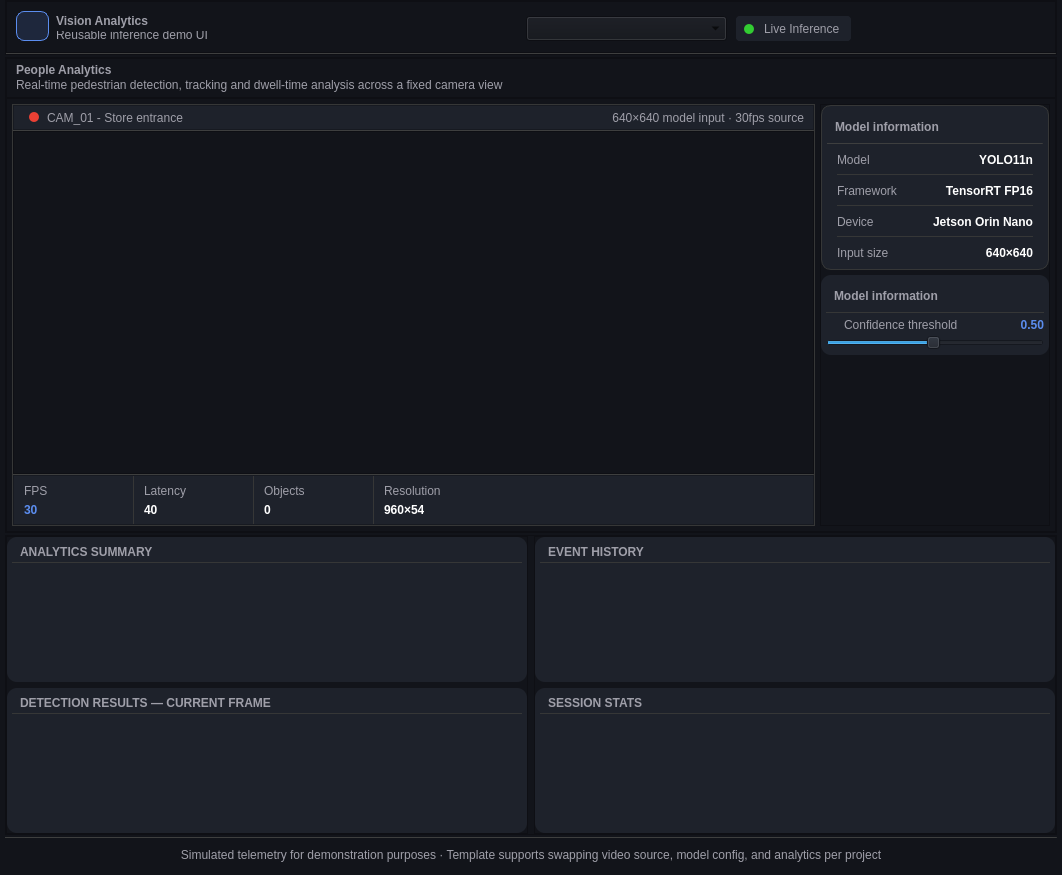
First picture: the form in ui/analytics_demo.ui, repository ansBangon98/VisionAI-Platform, before the edit.
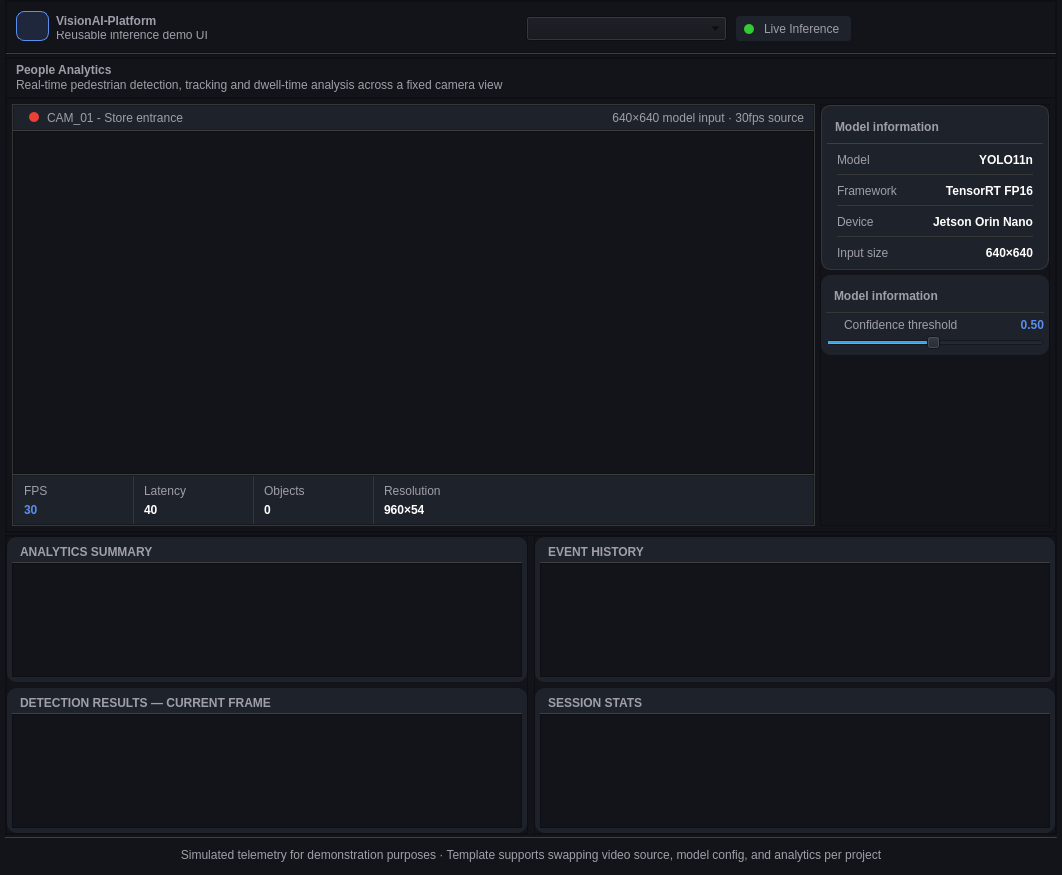
Second picture: the form after the edit. Icons and pictures are not drawn.

```diff
--- a/ui/analytics_demo.ui
+++ b/ui/analytics_demo.ui
@@ -167,7 +167,7 @@
           <string notr="true">color: #9F9FA9;</string>
          </property>
          <property name="text">
-          <string>Vision Analytics</string>
+          <string>VisionAI-Platform</string>
          </property>
         </widget>
         <widget class="QComboBox" name="cbo_selected_test">
@@ -2294,7 +2294,7 @@
            <property name="minimumSize">
             <size>
              <width>0</width>
-             <height>80</height>
+             <height>145</height>
             </size>
            </property>
            <property name="maximumSize">
@@ -2304,8 +2304,10 @@
             </size>
            </property>
            <property name="styleSheet">
-            <string notr="true">background-color:#1e222b;
-border-radius: 10px;</string>
+            <string notr="true">#frame_18{
+	background-color:#1e222b;
+	border-radius: 10px;
+}</string>
            </property>
            <property name="frameShape">
             <enum>QFrame::Shape::StyledPanel</enum>
@@ -2400,7 +2402,7 @@
            <property name="minimumSize">
             <size>
              <width>0</width>
-             <height>80</height>
+             <height>145</height>
             </size>
            </property>
            <property name="maximumSize">
@@ -2410,8 +2412,10 @@
             </size>
            </property>
            <property name="styleSheet">
-            <string notr="true">background-color:#1e222b;
-border-radius: 10px;</string>
+            <string notr="true">#frame_19{
+	background-color:#1e222b;
+	border-radius: 10px;
+}</string>
            </property>
            <property name="frameShape">
             <enum>QFrame::Shape::StyledPanel</enum>
@@ -2530,7 +2534,7 @@
            <property name="minimumSize">
             <size>
              <width>0</width>
-             <height>80</height>
+             <height>145</height>
             </size>
            </property>
            <property name="maximumSize">
@@ -2540,8 +2544,10 @@
             </size>
            </property>
            <property name="styleSheet">
-            <string notr="true">background-color:#1e222b;
-border-radius: 10px;</string>
+            <string notr="true">#frame_21{
+	background-color:#1e222b;
+	border-radius: 10px;
+}</string>
            </property>
            <property name="frameShape">
             <enum>QFrame::Shape::StyledPanel</enum>
@@ -2636,7 +2642,7 @@
            <property name="minimumSize">
             <size>
              <width>0</width>
-             <height>80</height>
+             <height>145</height>
             </size>
            </property>
            <property name="maximumSize">
@@ -2646,8 +2652,10 @@
             </size>
            </property>
            <property name="styleSheet">
-            <string notr="true">background-color:#1e222b;
-border-radius: 10px;</string>
+            <string notr="true">#frame_20{
+	background-color:#1e222b;
+	border-radius: 10px;
+}</string>
            </property>
            <property name="frameShape">
             <enum>QFrame::Shape::StyledPanel</enum>
```
Left out of the diff: 8 changed lines with no effect on the pictures.
